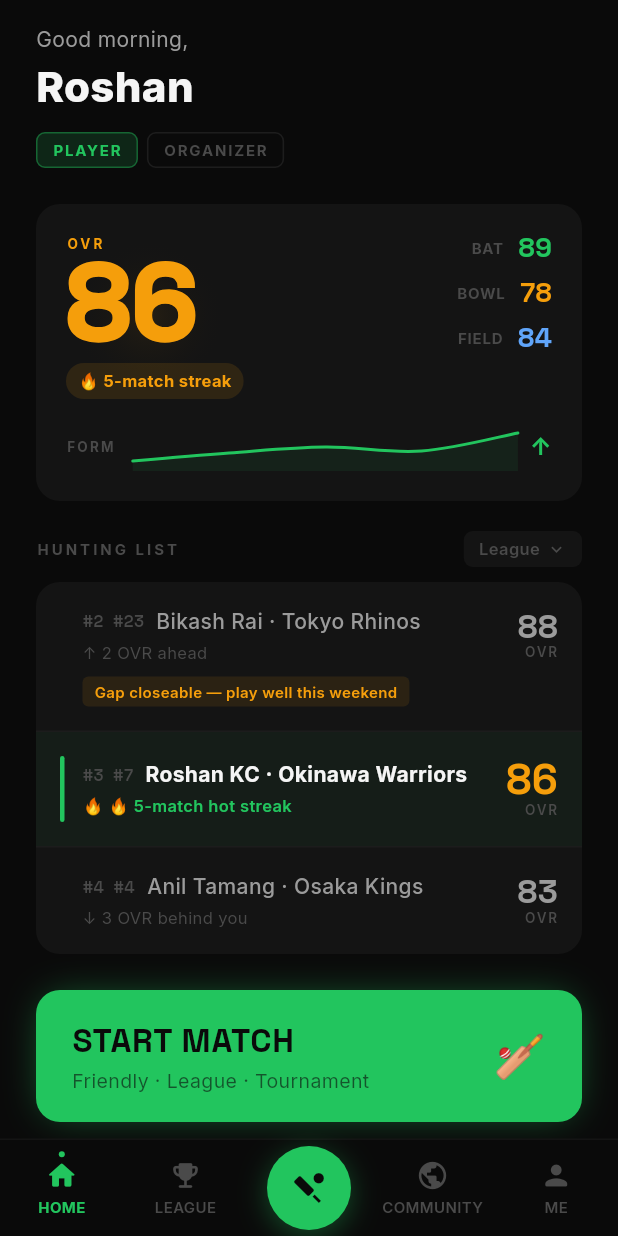
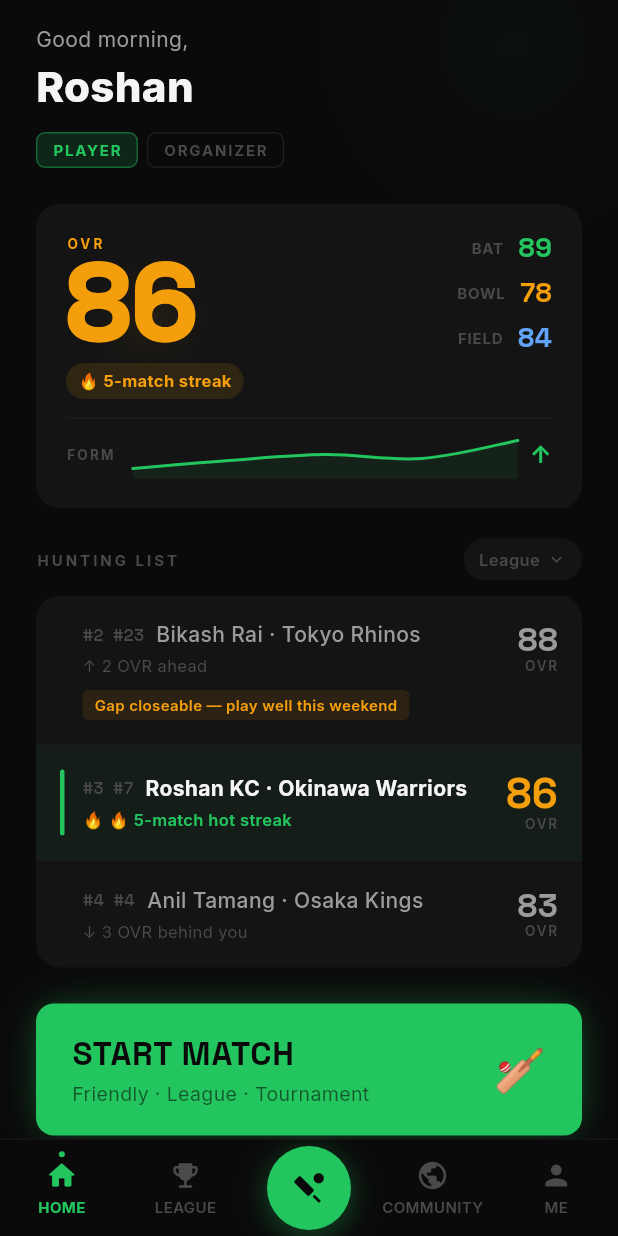
Before and after one commit to somyahangsandesh/StillScout, a Flutter app: the HomeScreen screen opened by its route, on a phone screen of 412 x 824 dp. Run offline on Flutter 3.47's test engine with Material 3 defaults, Android fonts, the phone set to English and light mode, and no system bars; drawn by our look-alikes of fl_chart, flutter_animate; our stand-ins replace connectivity_plus, dio, drift, drift_flutter, flutter_riverpod, flutter_secure_storage and 10 more; missing offline and left inert: app_settings, gal, purchases_flutter, video_thumbnail; accounts and stored records are empty; generated files the repository leaves out were written again.

Commit message:
fix(review4): visual polish pass
- Card design system: consistent borderRadius (20/16/12/10), no unnecessary borders
  - _LastMatchCard: 14 → 16
  - _CommunityTeaser: 14 → 16
  - _BestPerformances (profile): 14 → 16
  - Records + Movement sections (community): 14 → 16
  - League chip in HuntingListHeader: radius 6 → 20 (pill), vertical padding 4 → 6
- Scorer Zone A: broadcast hierarchy
  - Team name: 10sp → 11sp (letterSpacing 2, CR.t3 — understated)
  - Score: fontWeight w800 → w900 (Black) — dominant 52sp
  - Score spacing above: 2px → 4px
  - Overs: 20sp → 18sp — right-aligned complement
- Home OVR card: thin divider (CR.cardHigh) between top section and sparkline
- Start Match button: borderRadius 16 → 12 (spec: primary = r12)
- Community medal rows: top 3 get subtle tinted backgrounds
  - #1: CR.gold.withOpacity(0.04)
  - #2: Color(0xFF9E9E9E).withOpacity(0.04)
  - #3: Color(0xFF8D4A1F).withOpacity(0.04)
- Community OVR number: rank <= 3 → 22sp, rest → 18sp
- Profile hero card: jersey watermark 4% → 3% opacity, role badge padding h:8/v:4 → h:10/v:6
- Entrance animations: standardized to 80ms stagger
  - Community player rows: 40ms → 80ms per item
  - Community region dropdown: 100ms → 80ms
  - League standings: 50ms → 80ms per row
  - League fixtures: 60ms → 80ms per item
  - League season story: normalized to 0/80/160/240/320/400/480/560/640/720/800/880ms
- Atmospheric radial glow: added to Home and Profile scaffold backgrounds
  - Positioned top:-120 right:-80, 300x300 circle, CR.green 4% opacity

Co-authored-by: somyahangsandesh <somyahangsandesh@users.noreply.github.com>

```diff
--- a/CrickRise/lib/features/home/screens/home_screen.dart
+++ b/CrickRise/lib/features/home/screens/home_screen.dart
@@ -33,8 +33,28 @@ class HomeScreen extends ConsumerWidget {
 
     return Scaffold(
       backgroundColor: CR.bg,
-      body: SafeArea(
-        child: SingleChildScrollView(
+      body: Stack(
+        children: [
+          // Atmospheric radial glow — very subtle sports-app atmosphere
+          Positioned(
+            top: -120,
+            right: -80,
+            child: Container(
+              width: 300,
+              height: 300,
+              decoration: BoxDecoration(
+                shape: BoxShape.circle,
+                gradient: RadialGradient(
+                  colors: [
+                    CR.green.withOpacity(0.04),
+                    Colors.transparent,
+                  ],
+                ),
+              ),
+            ),
+          ),
+          SafeArea(
+            child: SingleChildScrollView(
           padding: const EdgeInsets.fromLTRB(24, 16, 24, 32),
           child: Column(
             crossAxisAlignment: CrossAxisAlignment.start,
@@ -134,6 +154,8 @@ class HomeScreen extends ConsumerWidget {
             ],
           ),
         ),
+          ),
+        ],
       ),
     );
   }
@@ -341,7 +363,9 @@ class _OvrCard extends StatelessWidget {
                 ),
               ],
             ),
-            const SizedBox(height: 16),
+            const SizedBox(height: 12),
+            Container(height: 1, color: CR.cardHigh),
+            const SizedBox(height: 8),
             // Form sparkline
             Row(
               children: [
@@ -462,11 +486,11 @@ class _HuntingListHeader extends StatelessWidget {
         ),
         const Spacer(),
         // League selector hint
-        Container(
-          padding: const EdgeInsets.symmetric(horizontal: 10, vertical: 4),
+          Container(
+          padding: const EdgeInsets.symmetric(horizontal: 10, vertical: 6),
           decoration: BoxDecoration(
             color: CR.card,
-            borderRadius: BorderRadius.circular(6),
+            borderRadius: BorderRadius.circular(20),
           ),
           child: Row(
             mainAxisSize: MainAxisSize.min,
@@ -753,7 +777,7 @@ class _StartMatchButtonState extends State<_StartMatchButton>
       animation: _glowAnim,
       builder: (_, child) => Container(
         decoration: BoxDecoration(
-          borderRadius: BorderRadius.circular(16),
+          borderRadius: BorderRadius.circular(12),
           boxShadow: [
             BoxShadow(
               color: CR.green.withOpacity(_glowAnim.value),
@@ -771,7 +795,7 @@ class _StartMatchButtonState extends State<_StartMatchButton>
           padding: const EdgeInsets.symmetric(horizontal: 24, vertical: 18),
           decoration: BoxDecoration(
             color: CR.green,
-            borderRadius: BorderRadius.circular(16),
+            borderRadius: BorderRadius.circular(12),
           ),
           child: Row(
             children: [
@@ -1044,7 +1068,7 @@ class _LastMatchCard extends StatelessWidget {
       padding: const EdgeInsets.all(16),
       decoration: BoxDecoration(
         color: CR.card,
-        borderRadius: BorderRadius.circular(14),
+        borderRadius: BorderRadius.circular(16),
       ),
       child: Row(
         children: [
@@ -1144,7 +1168,7 @@ class _CommunityTeaser extends StatelessWidget {
       padding: const EdgeInsets.all(16),
       decoration: BoxDecoration(
         color: CR.card,
-        borderRadius: BorderRadius.circular(14),
+        borderRadius: BorderRadius.circular(16),
       ),
       child: Column(
         crossAxisAlignment: CrossAxisAlignment.start,
```
Also changed, not shown: CrickRise/lib/features/community/screens/community_screen.dart (+14 -6 lines), CrickRise/lib/features/league/screens/league_screen.dart (+12 -12 lines), CrickRise/lib/features/player/screens/profile_screen.dart (+26 -4 lines), CrickRise/lib/features/scorer/screens/active_scorer_screen.dart (+6 -6 lines).
